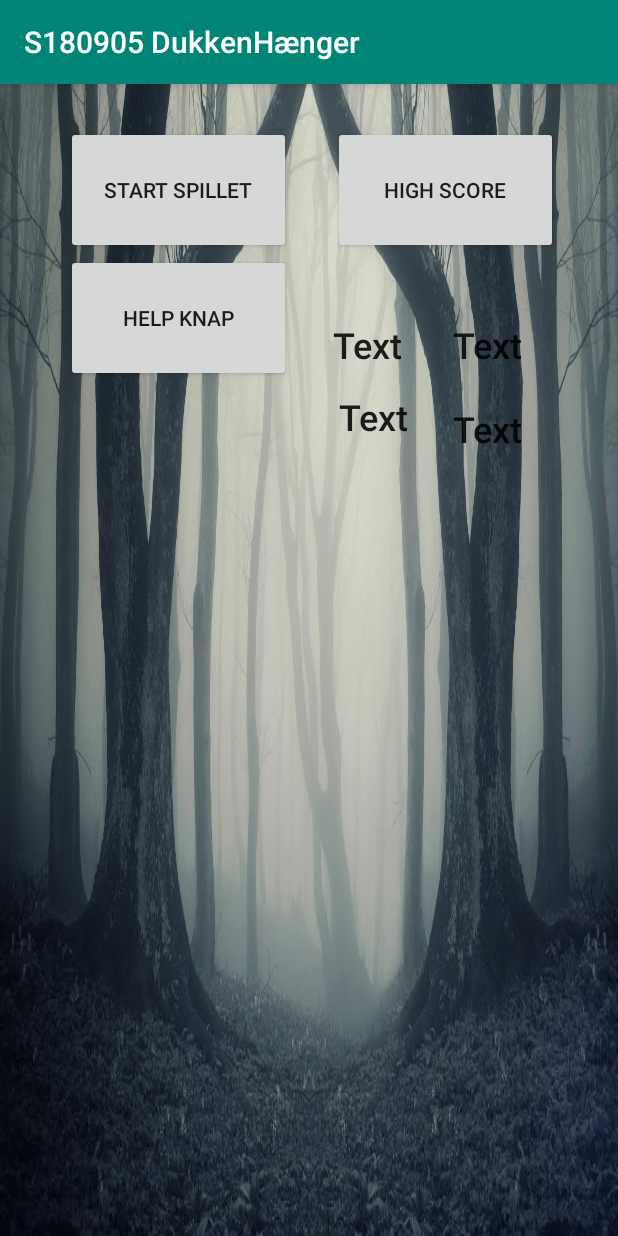
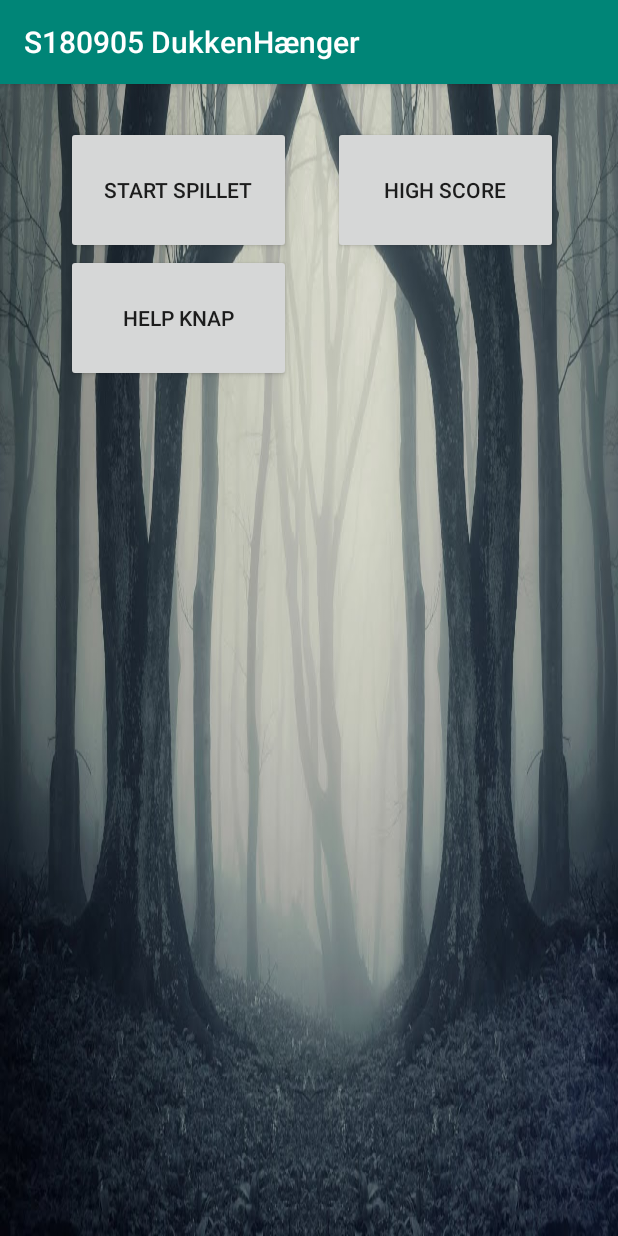
Before and after one commit to ak5ina/GalgeLeg2, an Android app: the screen it shows after launch (MainActivity), on a phone screen of 412 x 824 dp. Run offline under Robolectric (Android 15) with nearby library versions, the light colour scheme and no system bars.

Commit message:
Submit
Godkender alle kravene til iteration 2

```diff
--- a/app/src/main/AndroidManifest.xml
+++ b/app/src/main/AndroidManifest.xml
@@ -1,8 +1,12 @@
 <?xml version="1.0" encoding="utf-8"?>
 <manifest xmlns:android="http://schemas.android.com/apk/res/android"
     package="com.example.galgeleg">
+    <uses-permission android:name="android.permission.INTERNET" />
+    <uses-permission android:name="android.permission.ACCESS_NETWORK_STATE" />
+    <uses-permission android:name="android.permission.ACCESS_WIFI_STATE" />
 
     <application
+        android:usesCleartextTraffic="true"
         android:allowBackup="true"
         android:icon="@mipmap/ic_launcher"
         android:label="@string/app_name"
@@ -20,6 +24,7 @@
                 <category android:name="android.intent.category.LAUNCHER" />
             </intent-filter>
         </activity>
+
     </application>
 
 </manifest>
--- a/app/src/main/java/com/example/galgeleg/gameWon.java
+++ b/app/src/main/java/com/example/galgeleg/gameWon.java
@@ -75,7 +75,7 @@ public class gameWon extends AppCompatActivity {
         bigList.add(mpreferences.getString("2","fejl"));
         bigList.add(mpreferences.getString("1","fejl"));
 
-        //Smider værdierne over i en scoreliste som jeg rangere senere
+        //Smider værdierne over i en scoreliste som jeg rangere     senere
         for (String a : bigList) {
             if (!a.equals("fejl")) {
                 String[] splitterList = a.split(" ", 2);
--- a/app/src/main/res/layout/activity_main.xml
+++ b/app/src/main/res/layout/activity_main.xml
@@ -7,30 +7,6 @@
     tools:context=".MainActivity"
     android:background="@drawable/background2">
 
-
-    <TextView
-        android:id="@+id/test3"
-        android:layout_width="55dp"
-        android:layout_height="29dp"
-        android:layout_marginStart="108dp"
-        android:layout_marginTop="44dp"
-        android:text="TextView"
-        android:textAppearance="@style/TextAppearance.AppCompat.Body2"
-        android:textSize="24sp"
-        app:layout_constraintStart_toEndOf="@+id/btn_help"
-        app:layout_constraintTop_toBottomOf="@+id/btn_highscore" />
-
-    <TextView
-        android:id="@+id/test4"
-        android:layout_width="55dp"
-        android:layout_height="29dp"
-        android:layout_marginStart="108dp"
-        android:layout_marginTop="100dp"
-        android:text="TextView"
-        android:textAppearance="@style/TextAppearance.AppCompat.Body2"
-        android:textSize="24sp"
-        app:layout_constraintStart_toEndOf="@+id/btn_help"
-        app:layout_constraintTop_toBottomOf="@+id/btn_highscore" />
 
     <Button
         android:id="@+id/btn_Start"
@@ -60,29 +36,5 @@
         app:layout_constraintStart_toStartOf="@+id/btn_Start"
         app:layout_constraintTop_toBottomOf="@+id/btn_Start" />
 
-    <TextView
-        android:id="@+id/text_won_errors"
-        android:layout_width="55dp"
-        android:layout_height="29dp"
-        android:layout_marginStart="28dp"
-        android:layout_marginTop="44dp"
-        android:text="TextView"
-        android:textAppearance="@style/TextAppearance.AppCompat.Body2"
-        android:textSize="24sp"
-        app:layout_constraintStart_toEndOf="@+id/btn_help"
-        app:layout_constraintTop_toBottomOf="@+id/btn_highscore" />
-
-    <TextView
-        android:id="@+id/test2"
-        android:layout_width="55dp"
-        android:layout_height="29dp"
-        android:layout_marginStart="32dp"
-        android:layout_marginTop="92dp"
-        android:text="TextView"
-        android:textAppearance="@style/TextAppearance.AppCompat.Body2"
-        android:textSize="24sp"
-        app:layout_constraintStart_toEndOf="@+id/btn_help"
-        app:layout_constraintTop_toBottomOf="@+id/btn_highscore" />
-
 
 </androidx.constraintlayout.widget.ConstraintLayout>
```
Also changed, not shown: app/src/main/java/com/example/galgeleg/Galgelogik.java (+22 -11 lines), app/src/main/java/com/example/galgeleg/spillet.java (+9 -0 lines).
